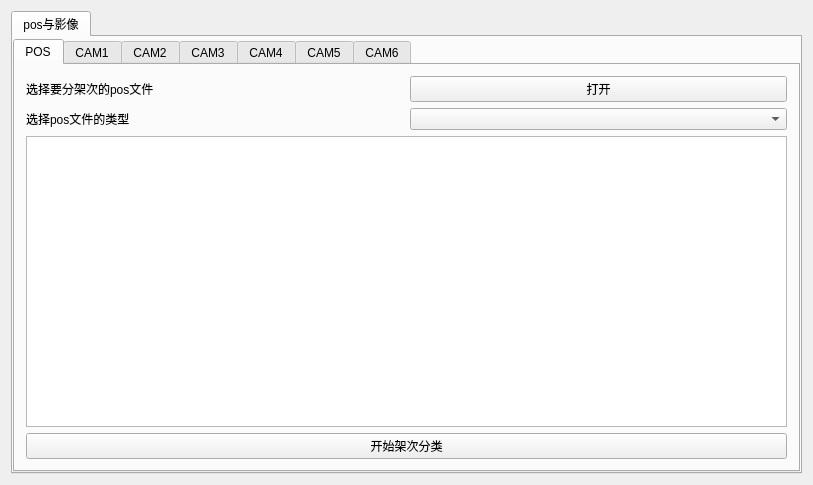
Qt form ImageProcess/LocalSort.ui (eric1987/ImageProcess) before a commit.
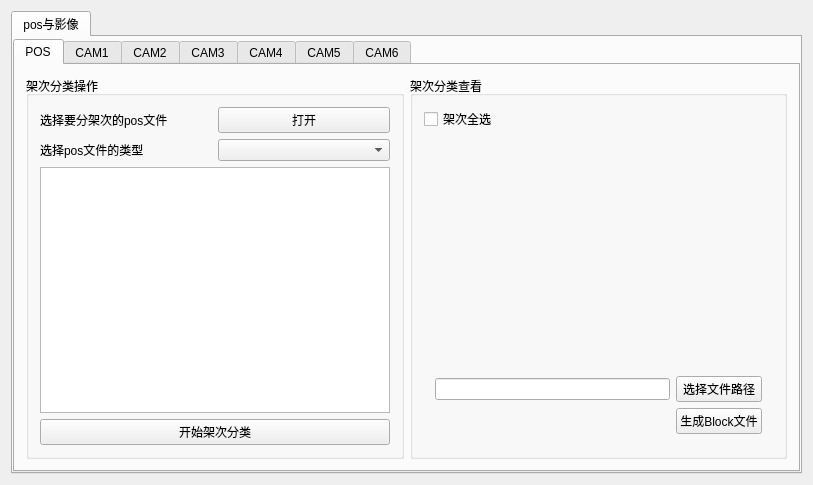
The same form after that commit. Custom widgets are drawn as their Qt base class.

Commit message: 1. 添加本地分类显示。

```diff
--- a/ImageProcess/LocalSort.ui
+++ b/ImageProcess/LocalSort.ui
@@ -13,7 +13,7 @@
   <property name="windowTitle">
    <string>LocalSort</string>
   </property>
-  <layout class="QVBoxLayout" name="verticalLayout" stretch="5">
+  <layout class="QHBoxLayout" name="horizontalLayout_2" stretch="0">
    <item>
     <widget class="QTabWidget" name="tabWidget">
      <property name="currentIndex">
@@ -44,11 +44,20 @@
          <property name="currentIndex">
           <number>0</number>
          </property>
+         <property name="tabsClosable">
+          <bool>false</bool>
+         </property>
          <widget class="QWidget" name="pos">
           <attribute name="title">
            <string>POS</string>
           </attribute>
-          <layout class="QVBoxLayout" name="verticalLayout_2" stretch="0,0,0">
+          <layout class="QHBoxLayout" name="horizontalLayout_3" stretch="1,1">
+           <item>
+            <widget class="QGroupBox" name="groupBox">
+             <property name="title">
+              <string>架次分类操作</string>
+             </property>
+             <layout class="QVBoxLayout" name="verticalLayout">
            <item>
             <layout class="QGridLayout" name="gridLayout">
              <item row="0" column="0">
@@ -81,8 +90,6 @@
             <widget class="QListWidget" name="posWidget"/>
            </item>
            <item>
-            <layout class="QHBoxLayout" name="horizontalLayout_2">
-             <item>
               <widget class="QPushButton" name="startSort">
                <property name="text">
                 <string>开始架次分类</string>
@@ -90,6 +97,70 @@
               </widget>
              </item>
             </layout>
+            </widget>
+           </item>
+           <item>
+            <widget class="QGroupBox" name="groupBox_2">
+             <property name="title">
+              <string>架次分类查看</string>
+             </property>
+             <layout class="QVBoxLayout" name="verticalLayout_2" stretch="1,0">
+              <item>
+               <widget class="QWidget" name="widget_7" native="true">
+                <layout class="QVBoxLayout" name="verticalLayout_9">
+                 <property name="spacing">
+                  <number>0</number>
+                 </property>
+                 <property name="leftMargin">
+                  <number>0</number>
+                 </property>
+                 <property name="topMargin">
+                  <number>0</number>
+                 </property>
+                 <property name="rightMargin">
+                  <number>0</number>
+                 </property>
+                 <property name="bottomMargin">
+                  <number>0</number>
+                 </property>
+                 <item>
+                  <widget class="QCheckBox" name="checkBox">
+                   <property name="text">
+                    <string>架次全选</string>
+                   </property>
+                  </widget>
+                 </item>
+                 <item>
+                  <widget class="QWidget" name="sortWidget" native="true"/>
+                 </item>
+                </layout>
+               </widget>
+              </item>
+              <item>
+               <widget class="QWidget" name="widget_8" native="true">
+                <layout class="QGridLayout" name="gridLayout_2">
+                 <item row="0" column="0">
+                  <widget class="QLineEdit" name="lineEdit"/>
+                 </item>
+                 <item row="0" column="1">
+                  <widget class="QPushButton" name="selectPath">
+                   <property name="text">
+                    <string>选择文件路径</string>
+                   </property>
+                  </widget>
+                 </item>
+                 <item row="1" column="1">
+                  <widget class="QPushButton" name="genBlockBtn">
+                   <property name="text">
+                    <string>生成Block文件</string>
+                   </property>
+                  </widget>
+                 </item>
+                </layout>
+               </widget>
+              </item>
+             </layout>
+            </widget>
            </item>
           </layout>
          </widget>
```
Left out of the diff: 12 changed lines with no effect on the pictures. Lines whose indentation alone changed are shown as unchanged. The commit also changes 10 other files.
